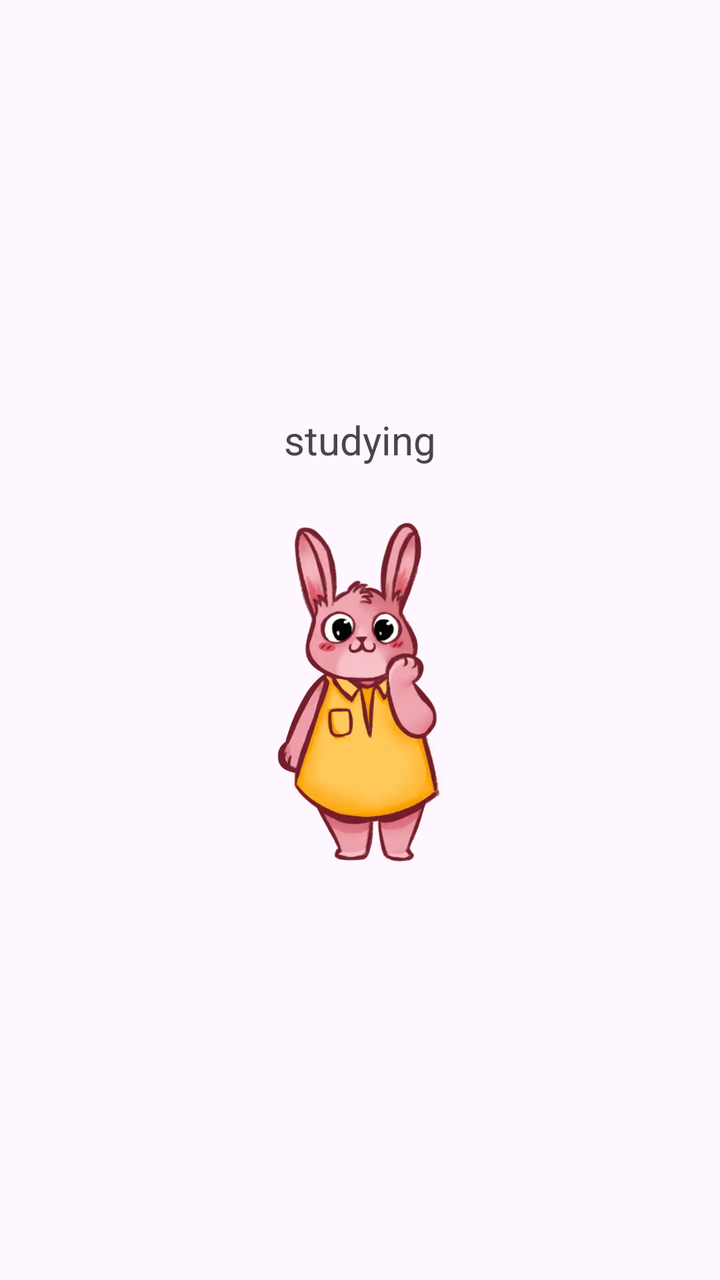
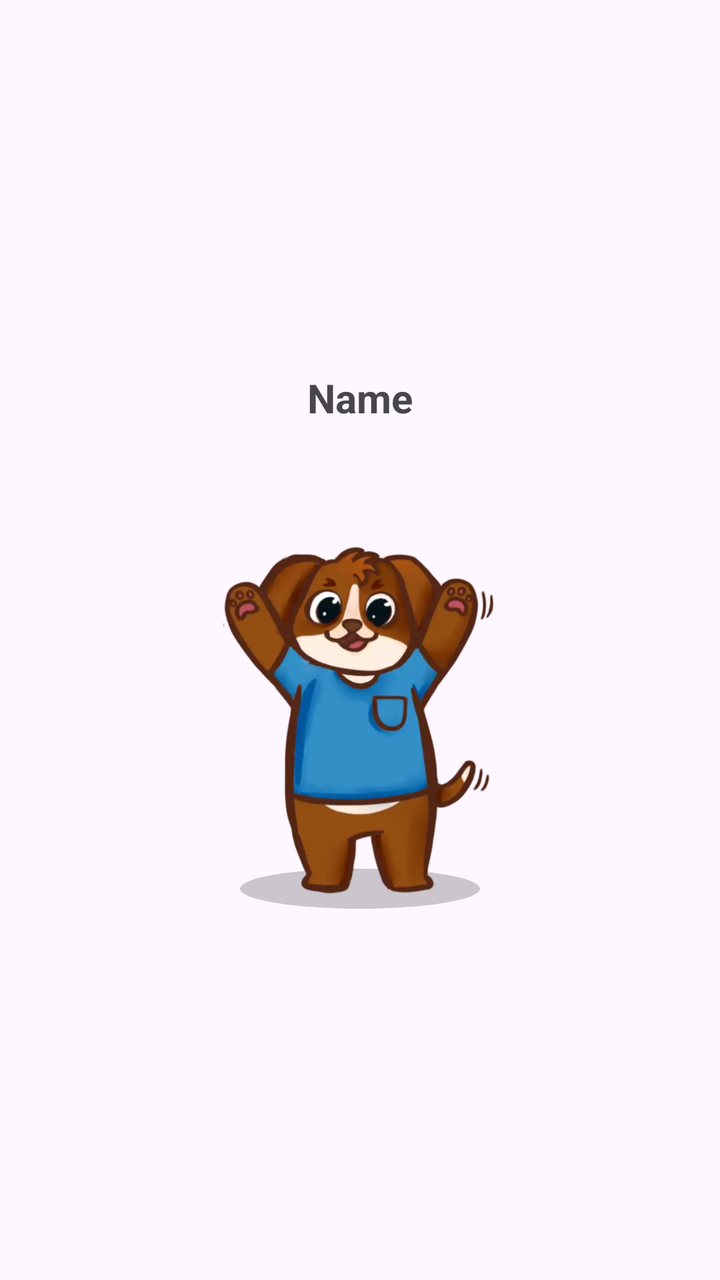

Before-and-after screenshots of an Android layout around one commit, followed by the original layout XML and the change that was made.
<!-- AndroidManifest.xml: application theme Theme.BetweenUs -->
<!-- res/layout/item_avatar.xml -->
<?xml version="1.0" encoding="utf-8"?>
<LinearLayout xmlns:android="http://schemas.android.com/apk/res/android"
    android:layout_width="wrap_content"
    android:layout_height="match_parent"
    android:orientation="vertical"
    android:gravity="center"
    android:padding="8dp">

    <TextView
        android:id="@+id/txt_status"
        android:layout_width="wrap_content"
        android:layout_height="wrap_content"
        android:text="studying"
        android:textSize="20sp"/>

    <ImageView
        android:id="@+id/imgAvatar"
        android:layout_width="150dp"
        android:adjustViewBounds="true"
        android:scaleType="fitCenter"
        android:layout_height="200dp"
        android:elevation="8dp"
        android:src="@drawable/bunny_happy"/>
</LinearLayout>
<!-- resources referenced by this layout -->
<resources>
  <!-- drawable bunny_happy: webp bitmap (drawable, 38440 bytes) -->
  <style name="Theme.BetweenUs" parent="Theme.MaterialComponents.DayNight.NoActionBar">
          
          <item name="colorPrimary">@color/purple_500</item>
          <item name="colorPrimaryVariant">@color/purple_700</item>
          <item name="colorOnPrimary">@color/white</item>
          
          <item name="colorSecondary">@color/teal_200</item>
          <item name="colorSecondaryVariant">@color/teal_700</item>
          <item name="colorOnSecondary">@color/black</item>
          
          <item name="android:statusBarColor">?attr/colorPrimaryVariant</item>
          
      </style>
  <color name="purple_500">#FF6200EE</color>
  <color name="purple_700">#FF3700B3</color>
  <color name="white">#FFFFFFFF</color>
  <color name="teal_200">#FF03DAC5</color>
  <color name="teal_700">#FF018786</color>
  <color name="black">#FF000000</color>
</resources>

<!-- the commit's change to res/layout/item_avatar.xml (unified diff, before → after) -->
@@ -1,24 +1,51 @@
 <?xml version="1.0" encoding="utf-8"?>
-<LinearLayout xmlns:android="http://schemas.android.com/apk/res/android"
+<LinearLayout
+    xmlns:android="http://schemas.android.com/apk/res/android"
     android:layout_width="wrap_content"
-    android:layout_height="match_parent"
+    android:layout_height="wrap_content"
     android:orientation="vertical"
+
     android:gravity="center"
-    android:padding="8dp">
+ >
 
+    
     <TextView
         android:id="@+id/txt_status"
         android:layout_width="wrap_content"
         android:layout_height="wrap_content"
-        android:text="studying"
-        android:textSize="20sp"/>
+        android:text="Name"
+        android:textSize="20sp"
+        android:textStyle="bold"
+        android:layout_marginBottom="8dp"/>
 
-    <ImageView
-        android:id="@+id/imgAvatar"
+    
+    <FrameLayout
         android:layout_width="150dp"
-        android:adjustViewBounds="true"
-        android:scaleType="fitCenter"
-        android:layout_height="200dp"
-        android:elevation="8dp"
-        android:src="@drawable/bunny_happy"/>
+        android:layout_height="wrap_content"
+        android:orientation="vertical"
+        android:gravity="center">
+
+        <ImageView
+            android:layout_width="120dp"
+            android:layout_height="20dp"
+            android:layout_gravity="bottom|center"
+
+            android:background="@drawable/avatar_shadow"/>
+        
+        <ImageView
+            android:id="@+id/imgAvatar"
+            android:layout_width="wrap_content"
+            android:layout_height="wrap_content"
+            android:layout_gravity="center"
+            android:maxHeight="230dp"
+            android:scaleX=".98"
+            android:layout_marginBottom="4dp"
+            android:adjustViewBounds="true"
+            android:scaleType="fitCenter"
+            android:src="@drawable/puppy_excited"/>
+
+        
+
+    </FrameLayout>
+
 </LinearLayout>
<!-- resource entries referenced after the edit -->
@@ -1,6 +1,17 @@
 <!-- resources referenced by this layout -->
 <resources>
-  <!-- drawable bunny_happy: webp bitmap (drawable, 38440 bytes) -->
+  <!-- drawable avatar_shadow (drawable) -->
+  <?xml version="1.0" encoding="utf-8"?>
+  <shape xmlns:android="http://schemas.android.com/apk/res/android"
+      android:shape="oval">
+  
+      <size android:width="60dp"
+          android:height="12dp"/>
+  
+      <solid android:color="#33000000"/>
+  
+  </shape>
+  <!-- drawable puppy_excited: webp bitmap (drawable, 27924 bytes) -->
   <style name="Theme.BetweenUs" parent="Theme.MaterialComponents.DayNight.NoActionBar">
           
           <item name="colorPrimary">@color/purple_500</item>
